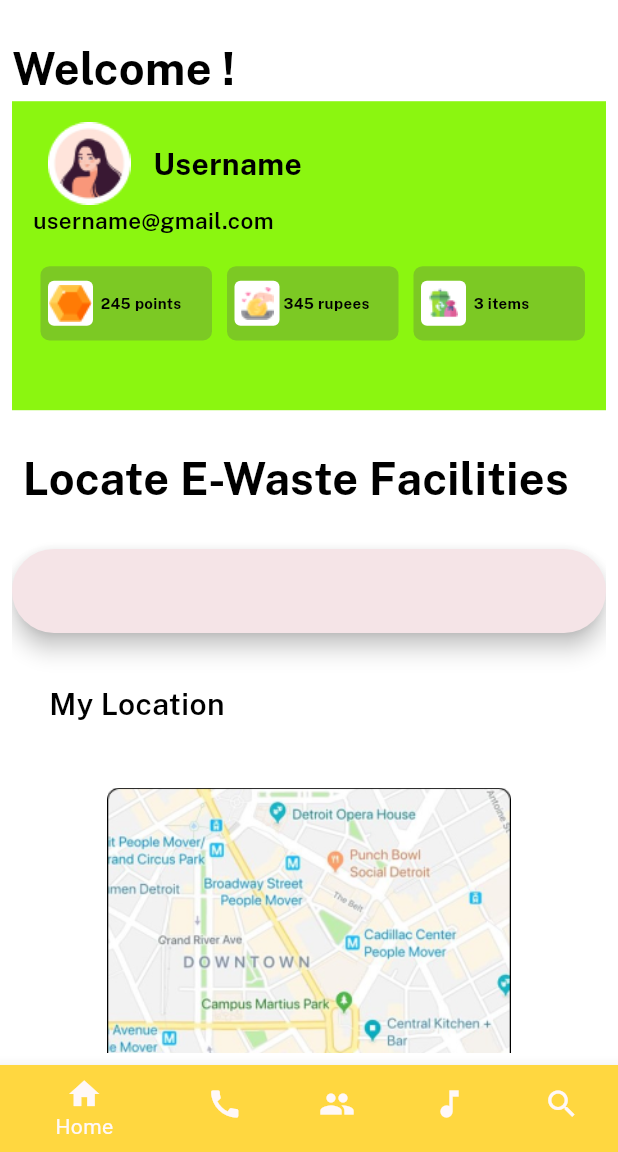
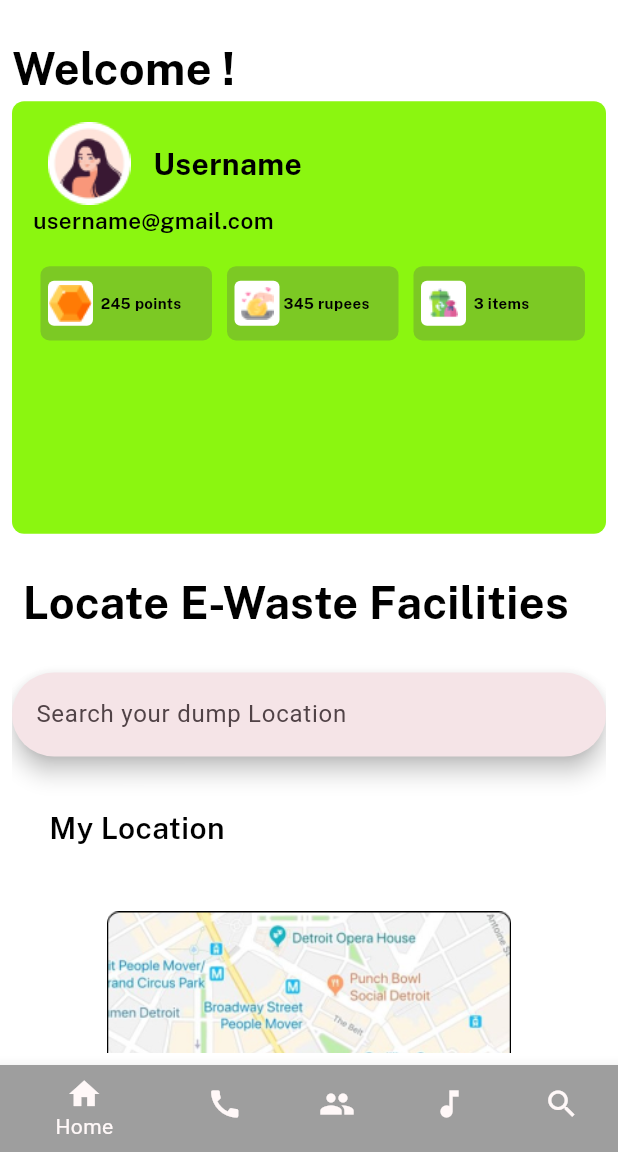
Before and after one commit to Satyajitpanda17/ecofinder, a Flutter app: the screen it shows after launch, on a phone screen of 412 x 824 dp, the part 84-1236 px from its top. Run offline on Flutter 3.47's test engine with Material 2 defaults, Android fonts, the light colour scheme and no system bars; our stand-ins replace get, velocity_x.

Commit message:
overflown removed

```diff
--- a/lib/appscreens/home_screen.dart
+++ b/lib/appscreens/home_screen.dart
@@ -30,7 +30,7 @@ class _HomeScreenState extends State<HomeScreen> {
           BottomNavigationBarItem(
               icon: Icon(Icons.home),
               label: 'Home',
-              backgroundColor: Colors.amberAccent),
+              backgroundColor: Colors.grey),
           BottomNavigationBarItem(
               icon: Icon(Icons.call),
               label: 'Call',
@@ -38,14 +38,17 @@ class _HomeScreenState extends State<HomeScreen> {
           BottomNavigationBarItem(
             icon: Icon(Icons.people),
             label: 'person',
+            backgroundColor: Colors.grey,
           ),
           BottomNavigationBarItem(
             icon: Icon(Icons.music_note),
             label: 'music',
+            backgroundColor: Colors.grey,
           ),
           BottomNavigationBarItem(
             icon: Icon(Icons.search),
             label: 'Home',
+            backgroundColor: Colors.grey,
           ),
         ],
       ),
@@ -63,8 +66,11 @@ class _HomeScreenState extends State<HomeScreen> {
               Container(
                 padding: const EdgeInsets.all(8),
                 width: context.screenWidth * 0.95,
-                height: context.screenHeight * 0.25,
-                color: const Color.fromARGB(255, 139, 246, 16),
+                height: context.screenHeight * 0.35,
+                decoration: BoxDecoration(
+                  color: const Color.fromARGB(255, 139, 246, 16),
+                  borderRadius: BorderRadius.circular(8),
+                ),
                 child: Padding(
                   padding: const EdgeInsets.all(6),
                   child: Column(
@@ -207,7 +213,7 @@ class _HomeScreenState extends State<HomeScreen> {
                   .black
                   .make(),
               (context.screenHeight * 0.03).heightBox,
-              const SearchBar(),
+              const SearchBar(hintText: 'Search your dump Location'),
               (context.screenHeight * 0.04).heightBox,
               Row(
                 crossAxisAlignment: CrossAxisAlignment.center,
@@ -231,7 +237,7 @@ class _HomeScreenState extends State<HomeScreen> {
                 child: Expanded(
                   child: Container(
                     width: context.screenWidth * 0.8,
-                    height: context.screenHeight * 0.25,
+                    height: context.screenHeight * 0.3,
                     decoration: BoxDecoration(
                       borderRadius: BorderRadius.circular(10),
                       color: Color.fromARGB(154, 2, 200, 35),
```
Also changed, not shown: lib/widget_common/search.dart (+14 -18 lines).
